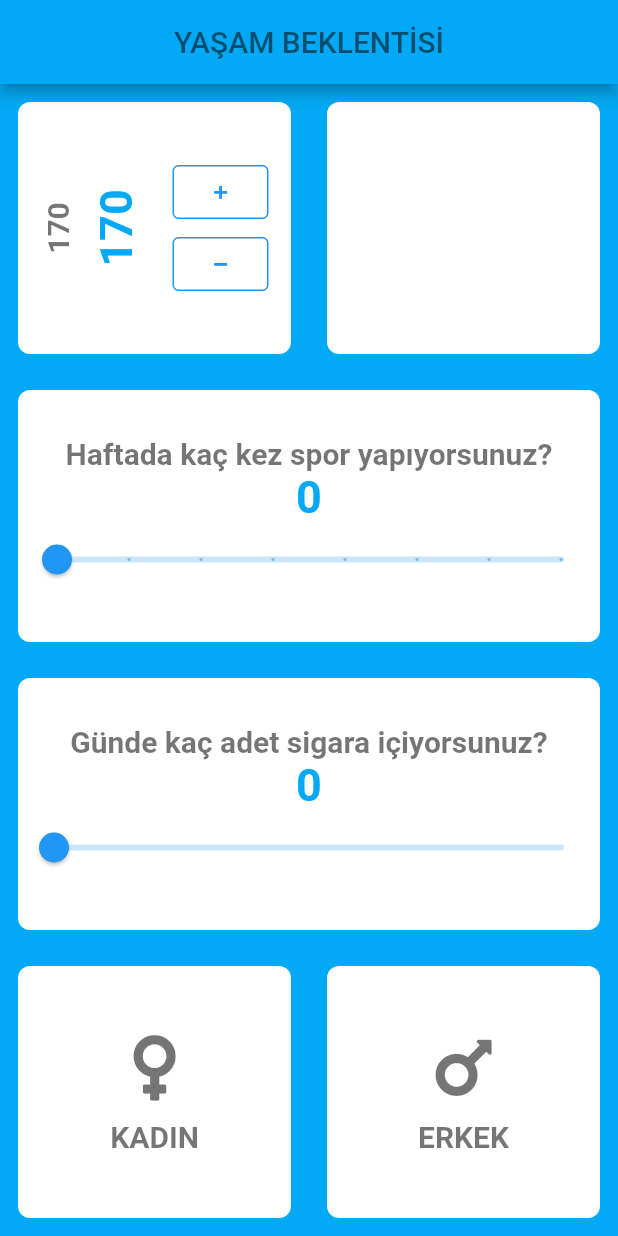
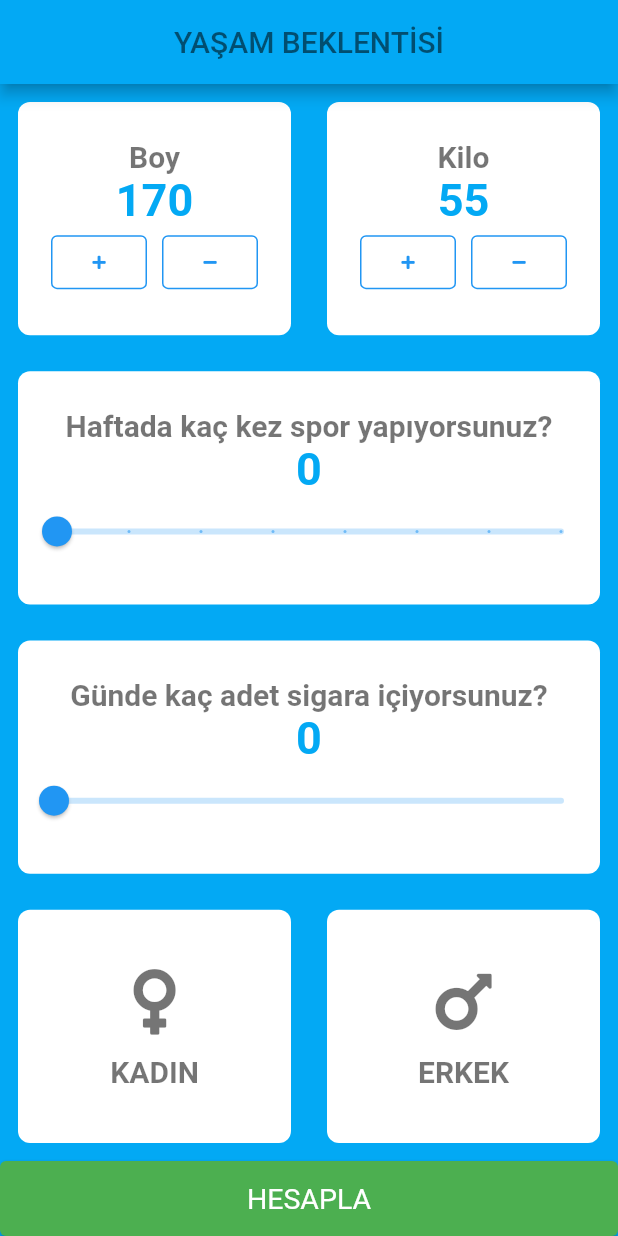
Before and after one commit to cnahmetcn/life_expectancy, a Flutter app: the screen it shows after launch, on a phone screen of 412 x 824 dp. Run offline on Flutter 3.47's test engine with Material 2 defaults, Android fonts, the phone set to English and light mode, and no system bars; our stand-ins replace font_awesome_flutter.

```diff
--- a/lib/input_page.dart
+++ b/lib/input_page.dart
@@ -1,5 +1,7 @@
 import 'package:flutter/material.dart';
 import 'package:font_awesome_flutter/font_awesome_flutter.dart';
+import 'package:yasam/results.dart';
+import 'package:yasam/user_data.dart';
 
 import 'const.dart';
 import 'gendericon.dart';
@@ -35,70 +37,19 @@ class _InputPageState extends State<InputPage> {
               children: [
                 Expanded(
                   child: MyContainer(
-                    child: Row(
-                      mainAxisAlignment: MainAxisAlignment.center,
-                      children: [
-                        RotatedBox(
-                          quarterTurns: -1,
-                          child: Text(
-                            '$boy',
-                            style: kMetinSitili,
-                          ),
-                        ),
-                        SizedBox(
-                          width: 10,
-                        ),
-                        RotatedBox(
-                          quarterTurns: -1,
-                          child: Text(
-                            '170',
-                            style: kSayiiSitili,
-                          ),
-                        ),
-                        SizedBox(
-                          width: 20,
-                        ),
-                        Column(
-                          mainAxisAlignment: MainAxisAlignment.center,
-                          children: [
-                            ButtonTheme(
-                              minWidth: 20,
-                              child: OutlinedButton(
-                                style: OutlinedButton.styleFrom(
-                                  side: BorderSide(color: Colors.blue),
-                                ),
-                                onPressed: () {
-                                  print("object");
-                                },
-                                child: Icon(
-                                  FontAwesomeIcons.plus,
-                                  size: 10,
-                                ),
-                              ),
-                            ),
-                            ButtonTheme(
-                              minWidth: 36,
-                              child: OutlinedButton(
-                                style: OutlinedButton.styleFrom(
-                                  side: BorderSide(color: Colors.blue),
-                                ),
-                                onPressed: () {
-                                  print("object");
-                                },
-                                child: Icon(
-                                  FontAwesomeIcons.minus,
-                                  size: 10,
-                                ),
-                              ),
-                            ),
-                          ],
-                        ),
-                      ],
+                    child: buildColumnOutlineButton(
+                      'Boy',
+                      '$boy',
                     ),
                   ),
                 ),
                 Expanded(
-                  child: MyContainer(),
+                  child: MyContainer(
+                    child: buildColumnOutlineButton(
+                      'Kilo',
+                      '$kilo',
+                    ),
+                  ),
                 ),
               ],
             ),
@@ -190,8 +141,88 @@ class _InputPageState extends State<InputPage> {
               ],
             ),
           ),
+          ElevatedButton(
+            onPressed: () {
+              Navigator.push(
+                  context,
+                  MaterialPageRoute(
+                      builder: (context) => ResultPage(UserData(
+                            kilo: kilo,
+                            boy: boy,
+                            seciliCinsiyet: seciliCinsiyet,
+                            icilenSigara: icilenSigara,
+                            yapilanSpor: yapilanSpor,
+                          ))));
+            },
+            child: Text('HESAPLA'),
+            style: ElevatedButton.styleFrom(
+              primary: Colors.green,
+              minimumSize: Size(50, 50),
+              textStyle: TextStyle(
+                fontSize: 19,
+              ),
+            ),
+          ),
         ],
       ),
     );
   }
+
+  Column buildColumnOutlineButton(String titleText, String valueText) {
+    return Column(
+      mainAxisAlignment: MainAxisAlignment.center,
+      children: [
+        Text(
+          titleText,
+          style: kMetinSitili,
+        ),
+        Text(
+          titleText == 'Boy' ? boy.toString() : kilo.toString(),
+          style: kSayiiSitili,
+        ),
+        Row(
+          mainAxisAlignment: MainAxisAlignment.center,
+          children: [
+            ButtonTheme(
+              minWidth: 20,
+              child: OutlinedButton(
+                style: OutlinedButton.styleFrom(
+                  side: BorderSide(color: Colors.blue),
+                ),
+                onPressed: () {
+                  setState(() {
+                    titleText == 'Boy' ? boy++ : kilo++;
+                  });
+                },
+                child: Icon(
+                  FontAwesomeIcons.plus,
+                  size: 10,
+                ),
+              ),
+            ),
+            SizedBox(
+              width: 10,
+            ),
+            ButtonTheme(
+              minWidth: 36,
+              child: OutlinedButton(
+                style: OutlinedButton.styleFrom(
+                  side: BorderSide(color: Colors.blue),
+                ),
+                onPressed: () {
+                  setState(() {
+                    titleText == 'Boy' ? boy-- : kilo--;
+                  });
+                },
+                child: Icon(
+                  FontAwesomeIcons.minus,
+                  size: 10,
+                ),
+              ),
+            ),
+          ],
+        ),
+      ],
+    );
+  }
 }
--- /dev/null
+++ b/lib/user_data.dart
@@ -0,0 +1,14 @@
+class UserData {
+  String? seciliCinsiyet;
+  double icilenSigara;
+  double yapilanSpor;
+  int boy;
+  int kilo;
+
+  UserData(
+      {required this.seciliCinsiyet,
+      required this.icilenSigara,
+      required this.yapilanSpor,
+      required this.boy,
+      required this.kilo});
+}
```
Also changed, not shown: lib/hesap.dart (added, +25 -0 lines), lib/results.dart (added, +53 -0 lines).
